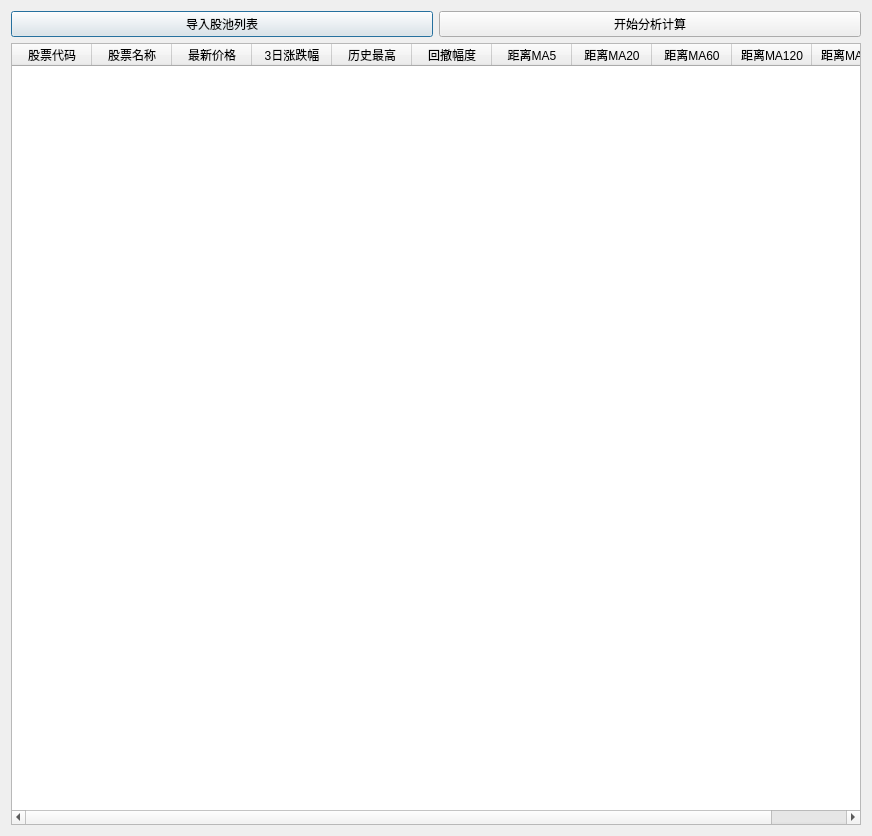
The window that QtDesign/PoolMonitor.ui (victor647/QuantumStockTrade) describes before a commit, drawn with Qt 5.
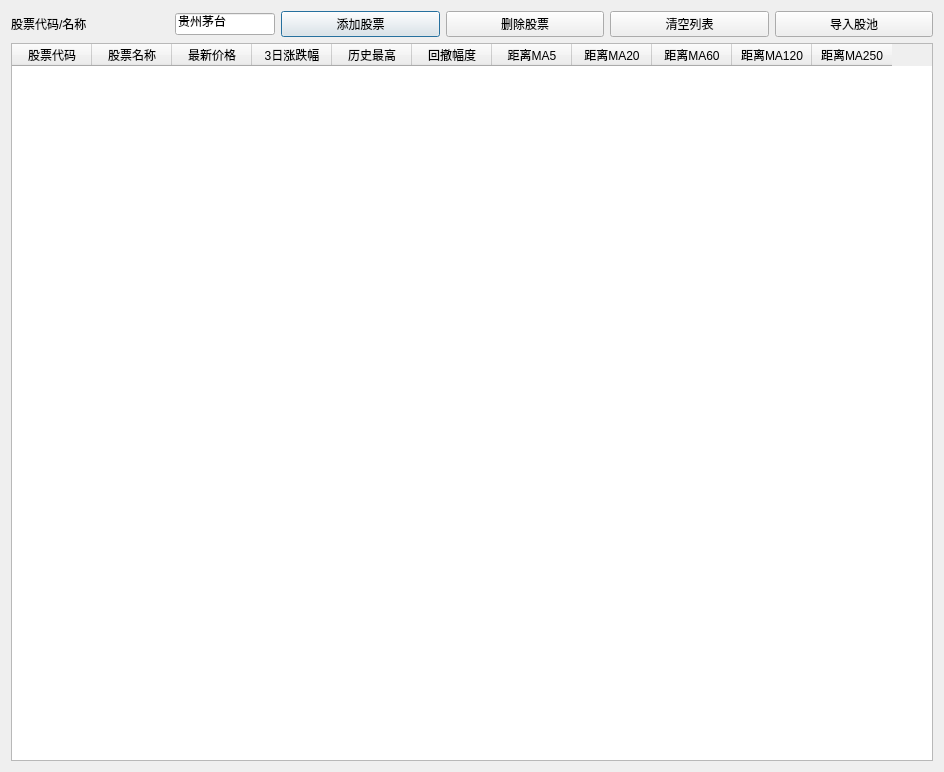
The same window after the commit.

```diff
--- a/QtDesign/PoolMonitor.ui
+++ b/QtDesign/PoolMonitor.ui
@@ -6,8 +6,8 @@
    <rect>
     <x>0</x>
     <y>0</y>
-    <width>872</width>
-    <height>836</height>
+    <width>944</width>
+    <height>772</height>
    </rect>
   </property>
   <property name="windowTitle">
@@ -17,26 +17,79 @@
    <item>
     <layout class="QHBoxLayout" name="horizontalLayout">
      <item>
-      <widget class="QPushButton" name="btnImportStockList">
-       <property name="sizePolicy">
-        <sizepolicy hsizetype="Minimum" vsizetype="Maximum">
-         <horstretch>0</horstretch>
-         <verstretch>0</verstretch>
-        </sizepolicy>
+      <widget class="QLabel" name="lblNewStockCode">
+       <property name="font">
+        <font>
+         <family>Helvetica</family>
+        </font>
        </property>
+       <property name="text">
+        <string>股票代码/名称</string>
+       </property>
+      </widget>
+     </item>
+     <item>
+      <widget class="QLineEdit" name="iptStockCode">
+       <property name="maximumSize">
+        <size>
+         <width>100</width>
+         <height>16777215</height>
+        </size>
+       </property>
        <property name="font">
         <font>
          <family>Helvetica</family>
+        </font>
+       </property>
+       <property name="text">
+        <string>贵州茅台</string>
+       </property>
+       <property name="maxLength">
+        <number>6</number>
+       </property>
+      </widget>
+     </item>
+     <item>
+      <widget class="QPushButton" name="btnAddStock">
+       <property name="font">
+        <font>
+         <family>Helvetica</family>
          <pointsize>9</pointsize>
         </font>
        </property>
        <property name="text">
-        <string>导入股池列表</string>
+        <string>添加股票</string>
        </property>
       </widget>
      </item>
      <item>
-      <widget class="QPushButton" name="btnStartAnalyze">
+      <widget class="QPushButton" name="btnRemoveStock">
+       <property name="font">
+        <font>
+         <family>Helvetica</family>
+         <pointsize>9</pointsize>
+        </font>
+       </property>
+       <property name="text">
+        <string>删除股票</string>
+       </property>
+      </widget>
+     </item>
+     <item>
+      <widget class="QPushButton" name="btnClearStocks">
+       <property name="font">
+        <font>
+         <family>Helvetica</family>
+         <pointsize>9</pointsize>
+        </font>
+       </property>
+       <property name="text">
+        <string>清空列表</string>
+       </property>
+      </widget>
+     </item>
+     <item>
+      <widget class="QPushButton" name="btnImportPool">
        <property name="sizePolicy">
         <sizepolicy hsizetype="Minimum" vsizetype="Maximum">
          <horstretch>0</horstretch>
@@ -50,7 +103,7 @@
         </font>
        </property>
        <property name="text">
-        <string>开始分析计算</string>
+        <string>导入股池</string>
        </property>
       </widget>
      </item>
```
Left out of the diff: 2 changed lines with no effect on the pictures.
